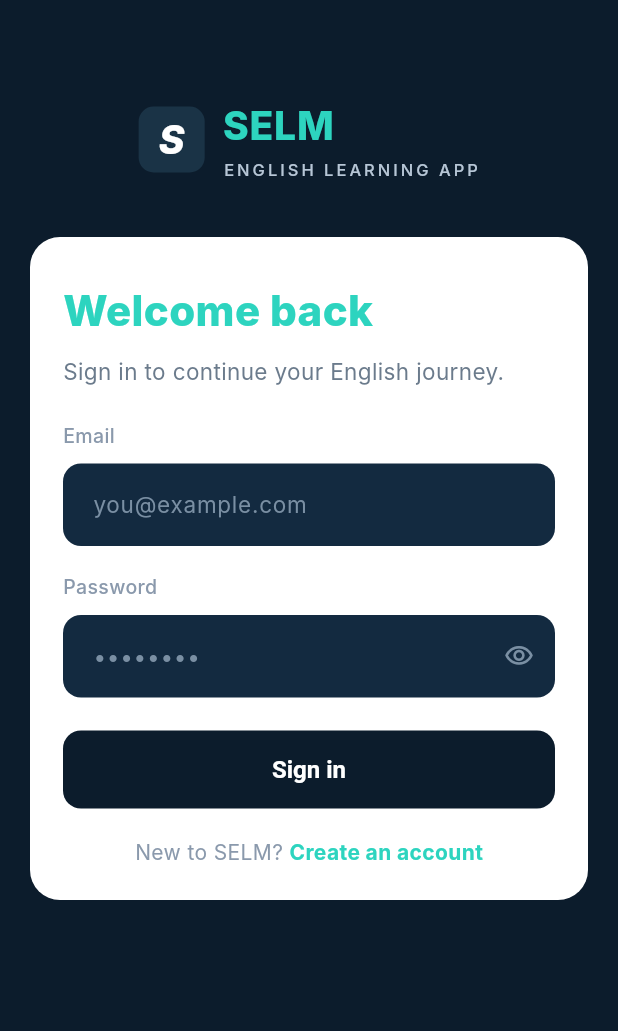
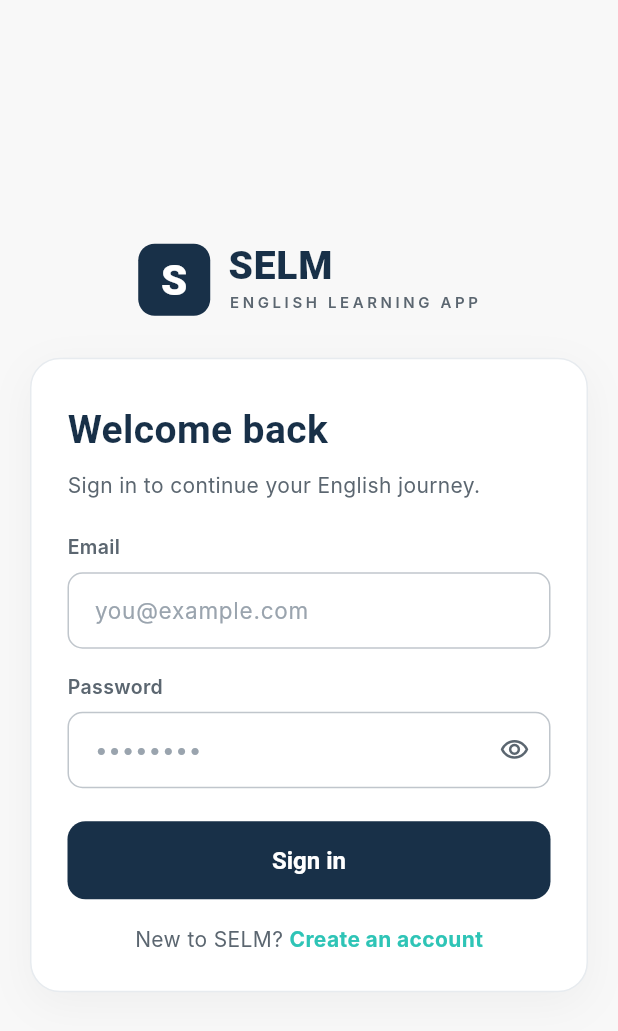
Before and after one commit to selmapp2022-a11y/selmapp, a Flutter app: the screen it shows after launch, on a phone screen of 412 x 824 dp. Shown: the top 1031 px of the screen. Run offline on Flutter 3.47's test engine with Material 3 defaults, Android fonts, the light colour scheme and no system bars; our stand-ins replace bloc, dio, equatable, firebase_core, firebase_crashlytics, flutter_bloc and 14 more; missing offline and left inert: record; accounts and stored records are empty; Roboto replaces fonts that are missing (Inter, Poppins).

Commit message:
feat(auth): brand-correct light theme for login_page.dart

```diff
--- a/frontend/lib/features/auth/presentation/pages/login_page.dart
+++ b/frontend/lib/features/auth/presentation/pages/login_page.dart
@@ -15,10 +15,14 @@
 }
 
 class _LoginPageState extends State<LoginPage> {
-  static const Color _bg = Color(0xFF0C1C2C);
-  static const Color _accent = Color(0xFF2DD4BF);
-  static const Color _inputFill = Color(0xFF132A40);
-  static const Color _inputHint = Color(0xFF7A8FA3);
+  // SELM Brand v1.0
+  static const Color _bg = Color(0xFFF8F8F8);
+  static const Color _navy = Color(0xFF183048);
+  static const Color _accent = Color(0xFF2EC4B6);
+  static const Color _textPrimary = Color(0xFF0B0F14);
+  static const Color _textSecondary = Color(0xFF5B6670);
+  static const Color _border = Color(0xFFC0C6CC);
+  static const Color _muted = Color(0xFFE7EBEF);
 
   final _formKey = GlobalKey<FormState>();
   final _emailController = TextEditingController();
@@ -89,17 +93,22 @@
     return Scaffold(
       backgroundColor: _bg,
       body: SafeArea(
+        child: Center(
+          child: ConstrainedBox(
+            constraints: const BoxConstraints(maxWidth: 440),
             child: SingleChildScrollView(
               padding: const EdgeInsets.symmetric(horizontal: 20, vertical: 24),
               child: Column(
                 crossAxisAlignment: CrossAxisAlignment.stretch,
                 children: [
-              const SizedBox(height: 40),
+                  const SizedBox(height: 24),
                   _buildBrand(),
-              const SizedBox(height: 36),
+                  const SizedBox(height: 28),
                   _buildCard(),
                   const SizedBox(height: 24),
                 ],
+              ),
+            ),
           ),
         ),
       ),
@@ -112,20 +121,21 @@
       crossAxisAlignment: CrossAxisAlignment.center,
       children: [
         Container(
-          width: 44,
-          height: 44,
+          width: 48,
+          height: 48,
           decoration: BoxDecoration(
-            color: const Color(0xFF1A3346),
-            borderRadius: BorderRadius.circular(10),
+            color: _navy,
+            borderRadius: BorderRadius.circular(11),
           ),
           alignment: Alignment.center,
           child: const Text(
             'S',
             style: TextStyle(
               color: Colors.white,
-              fontSize: 26,
+              fontSize: 28,
               fontWeight: FontWeight.w800,
-              fontStyle: FontStyle.italic,
+              fontFamily: 'Poppins',
+              height: 1.0,
             ),
           ),
         ),
@@ -137,20 +147,22 @@
             Text(
               'SELM',
               style: TextStyle(
-                color: _accent,
+                color: _navy,
                 fontSize: 26,
                 fontWeight: FontWeight.w800,
                 letterSpacing: 0.5,
+                fontFamily: 'Poppins',
+                height: 1.0,
               ),
             ),
-            SizedBox(height: 2),
+            SizedBox(height: 4),
             Text(
               'ENGLISH LEARNING APP',
               style: TextStyle(
-                color: Color(0xFFB7C6D6),
-                fontSize: 11,
-                letterSpacing: 2.0,
-                fontWeight: FontWeight.w500,
+                color: _textSecondary,
+                fontSize: 10,
+                letterSpacing: 2.4,
+                fontWeight: FontWeight.w600,
               ),
             ),
           ],
@@ -161,10 +173,18 @@
 
   Widget _buildCard() {
     return Container(
-      padding: const EdgeInsets.fromLTRB(22, 28, 22, 22),
+      padding: const EdgeInsets.fromLTRB(24, 28, 24, 24),
       decoration: BoxDecoration(
         color: Colors.white,
         borderRadius: BorderRadius.circular(20),
+        border: Border.all(color: _muted, width: 1),
+        boxShadow: [
+          BoxShadow(
+            color: Colors.black.withValues(alpha: 0.04),
+            blurRadius: 24,
+            offset: const Offset(0, 8),
+          ),
+        ],
       ),
       child: Form(
         key: _formKey,
@@ -174,30 +194,31 @@
             const Text(
               'Welcome back',
               style: TextStyle(
-                color: _accent,
-                fontSize: 28,
-                fontWeight: FontWeight.w800,
+                color: _navy,
+                fontSize: 26,
+                fontWeight: FontWeight.w700,
+                fontFamily: 'Poppins',
               ),
             ),
-            const SizedBox(height: 8),
+            const SizedBox(height: 6),
             const Text(
               'Sign in to continue your English journey.',
               style: TextStyle(
-                color: Color(0xFF6B7B8C),
-                fontSize: 15,
+                color: _textSecondary,
+                fontSize: 14,
               ),
             ),
             const SizedBox(height: 22),
             _label('Email'),
-            const SizedBox(height: 8),
+            const SizedBox(height: 6),
             _buildEmailField(),
-            const SizedBox(height: 18),
+            const SizedBox(height: 16),
             _label('Password'),
-            const SizedBox(height: 8),
+            const SizedBox(height: 6),
             _buildPasswordField(),
             const SizedBox(height: 22),
             _buildSignInButton(),
-            const SizedBox(height: 18),
+            const SizedBox(height: 16),
             _buildSignUpLink(),
           ],
         ),
@@ -208,35 +229,35 @@
   Widget _label(String text) => Text(
         text,
         style: const TextStyle(
-          color: Color(0xFF8A99AC),
+          color: _textSecondary,
           fontSize: 13,
-          fontWeight: FontWeight.w500,
+          fontWeight: FontWeight.w600,
         ),
       );
 
   InputDecoration _inputDecoration({String? hint, Widget? suffix}) {
     return InputDecoration(
       hintText: hint,
-      hintStyle: const TextStyle(color: _inputHint, fontSize: 15),
+      hintStyle: const TextStyle(color: Color(0xFF9AA4AE), fontSize: 15),
       suffixIcon: suffix,
       filled: true,
-      fillColor: _inputFill,
+      fillColor: Colors.white,
       contentPadding:
-          const EdgeInsets.symmetric(horizontal: 16, vertical: 16),
+          const EdgeInsets.symmetric(horizontal: 14, vertical: 14),
       border: OutlineInputBorder(
-        borderRadius: BorderRadius.circular(12),
-        borderSide: BorderSide.none,
+        borderRadius: BorderRadius.circular(10),
+        borderSide: const BorderSide(color: _border),
       ),
       enabledBorder: OutlineInputBorder(
-        borderRadius: BorderRadius.circular(12),
-        borderSide: BorderSide.none,
+        borderRadius: BorderRadius.circular(10),
+        borderSide: const BorderSide(color: _border),
       ),
       focusedBorder: OutlineInputBorder(
-        borderRadius: BorderRadius.circular(12),
-        borderSide: const BorderSide(color: _accent, width: 1.5),
+        borderRadius: BorderRadius.circular(10),
+        borderSide: const BorderSide(color: _navy, width: 1.6),
       ),
       errorBorder: OutlineInputBorder(
-        borderRadius: BorderRadius.circular(12),
+        borderRadius: BorderRadius.circular(10),
         borderSide: const BorderSide(color: AppTheme.errorColor),
       ),
     );
@@ -247,7 +268,7 @@
       controller: _emailController,
       keyboardType: TextInputType.emailAddress,
       textInputAction: TextInputAction.next,
-      style: const TextStyle(color: Colors.white, fontSize: 15),
+      style: const TextStyle(color: _textPrimary, fontSize: 15),
       decoration: _inputDecoration(hint: 'you@example.com'),
       validator: (value) {
         if (value == null || value.isEmpty) return 'Please enter your email';
@@ -265,7 +286,7 @@
       obscureText: _obscurePassword,
       textInputAction: TextInputAction.done,
       onFieldSubmitted: (_) => _handleLogin(),
-      style: const TextStyle(color: Colors.white, fontSize: 15),
+      style: const TextStyle(color: _textPrimary, fontSize: 15),
       decoration: _inputDecoration(
         hint: '••••••••',
         suffix: IconButton(
@@ -275,7 +296,7 @@
             _obscurePassword
                 ? Icons.visibility_outlined
                 : Icons.visibility_off_outlined,
-            color: _inputHint,
+            color: _textSecondary,
             size: 20,
           ),
         ),
@@ -295,7 +316,7 @@
       child: ElevatedButton(
         onPressed: _isLoading ? null : _handleLogin,
         style: ElevatedButton.styleFrom(
-          backgroundColor: _bg,
+          backgroundColor: _navy,
           foregroundColor: Colors.white,
           elevation: 0,
           shape: RoundedRectangleBorder(
@@ -316,6 +337,7 @@
                 style: TextStyle(
                   fontSize: 16,
                   fontWeight: FontWeight.w600,
+                  fontFamily: 'Poppins',
                 ),
               ),
       ),
@@ -328,7 +350,7 @@
       children: [
         const Text(
           'New to SELM? ',
-          style: TextStyle(color: Color(0xFF8A99AC), fontSize: 14),
+          style: TextStyle(color: _textSecondary, fontSize: 14),
         ),
         GestureDetector(
           onTap: () => context.go('/register'),
```
Lines whose indentation alone changed are shown as unchanged.
